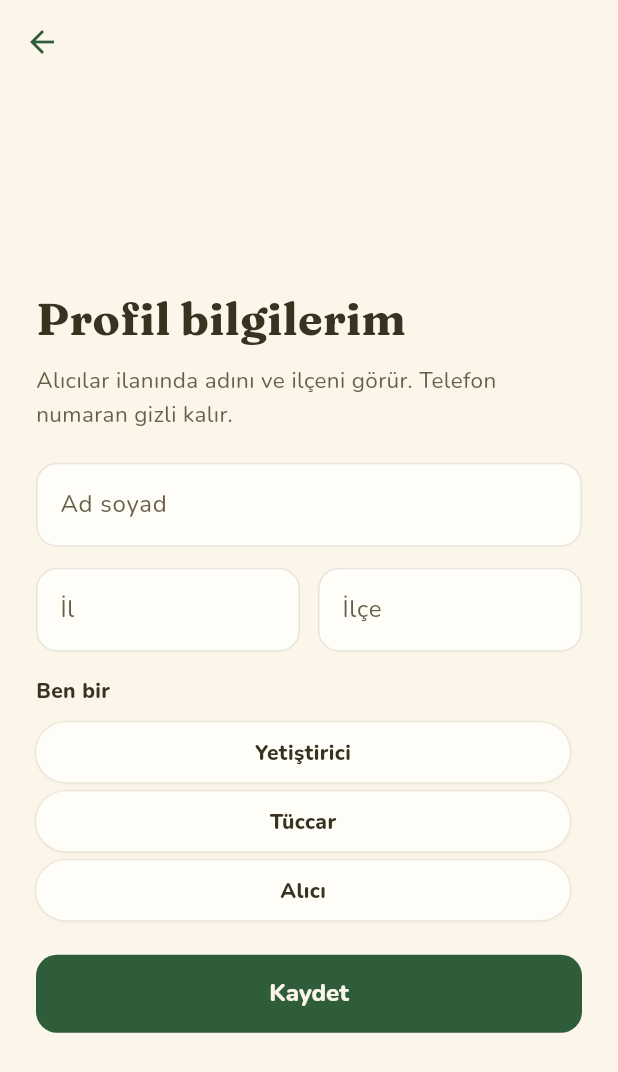
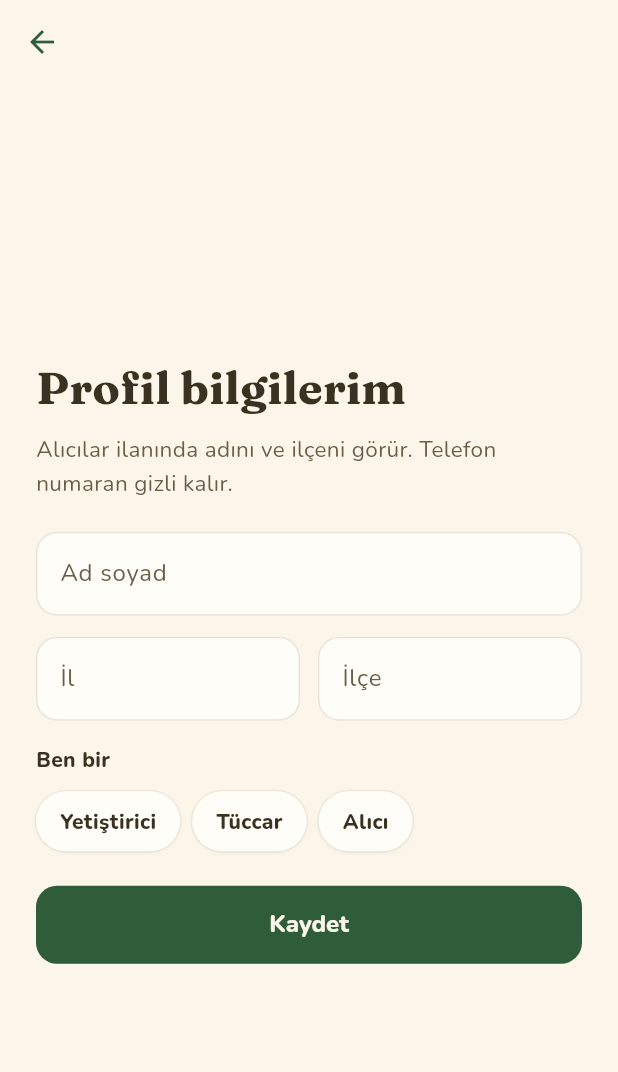
Before and after one commit to cancnar/kuzudeposu, a Flutter app: the ProfileSetupScreen screen opened directly, on a phone screen of 412 x 824 dp. Shown: the top 1072 px of the screen. Run offline on Flutter 3.47's test engine with Material 3 defaults, Android fonts, the phone set to English and light mode, and no system bars; our stand-ins replace google_fonts, image_picker, shared_preferences, supabase_flutter, video_player; accounts and stored records are empty; network calls fail.

```diff
--- a/lib/widgets.dart
+++ b/lib/widgets.dart
@@ -166,9 +166,7 @@ class Cip extends StatelessWidget {
               child: AnimatedContainer(
                 duration: Hareket.renk,
                 curve: Curves.ease,
-                height: 40,
-                padding: const EdgeInsets.symmetric(horizontal: 16),
-                alignment: Alignment.center,
+                padding: const EdgeInsets.symmetric(horizontal: 16, vertical: 10),
                 decoration: BoxDecoration(
                   color: secili ? Renk.yesil : Renk.kart,
                   borderRadius: BorderRadius.circular(999),
```
Also changed, not shown: lib/screens/detail_screen.dart (+5 -2 lines), 1 other file.
